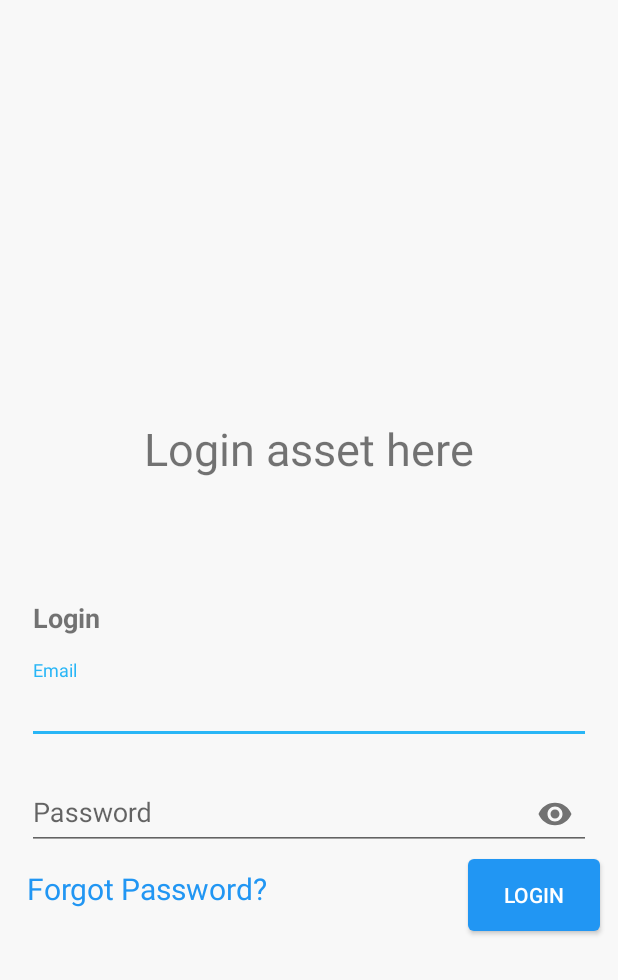
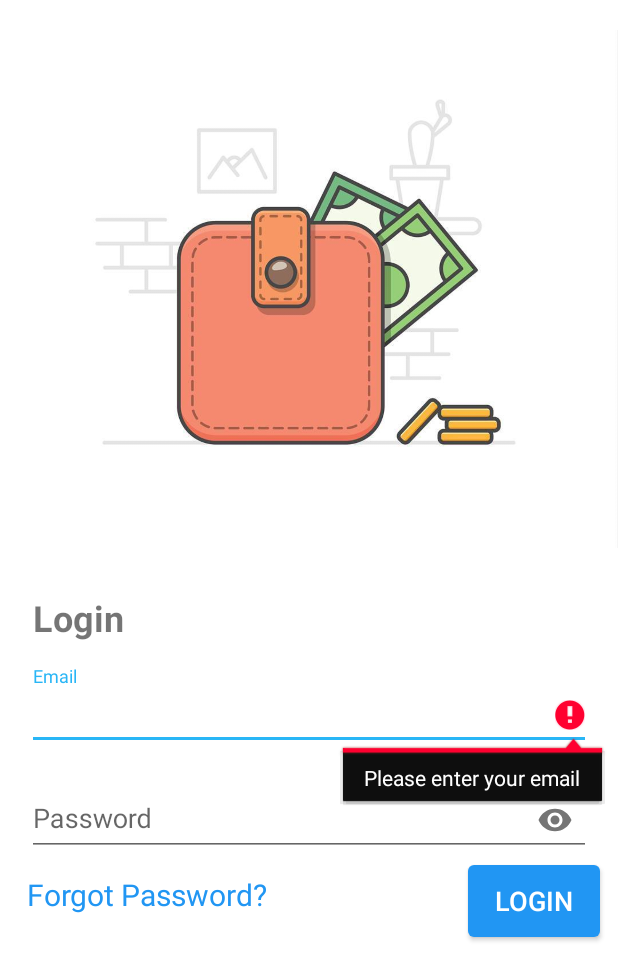
Before and after one commit to siesgst-tech/eventID-app, an Android app: the Login screen opened directly, with no data from a screen before it, after a tap on "LOGIN", on a phone screen of 412 x 824 dp. Shown: the top 980 px of the screen. Run offline under Robolectric (Android 15) with nearby library versions, the phone set to English and light mode, and no system bars.

Commit message:
[design]: forgot password

```diff
--- a/app/src/main/java/com/example/event/Login.java
+++ b/app/src/main/java/com/example/event/Login.java
@@ -1,18 +1,23 @@
 package com.example.event;
 
 import android.os.Bundle;
+import android.support.design.widget.Snackbar;
 import android.support.v7.app.AppCompatActivity;
 import android.util.Log;
 import android.view.View;
 import android.widget.Button;
 import android.widget.EditText;
+import android.widget.RelativeLayout;
+import android.widget.TextView;
 
 public class Login extends AppCompatActivity
 {
 	private static final String TAG = Login.class.getSimpleName();
 	EditText email, password;
 	Button login;
+	TextView forgot;
 	String email_entered, password_entered;
+	RelativeLayout login_layout, forgot_layout;
 
 	@Override
 	protected void onCreate(Bundle savedInstanceState)
@@ -22,6 +27,9 @@ public class Login extends AppCompatActivity
 		email = (EditText) findViewById(R.id.email);
 		password = (EditText) findViewById(R.id.password);
 		login = (Button) findViewById(R.id.login_btn);
+		forgot = (TextView) findViewById(R.id.forgot_textView);
+		login_layout = (RelativeLayout) findViewById(R.id.login_layout);
+		forgot_layout = (RelativeLayout) findViewById(R.id.forgot_layout);
 		login.setOnClickListener(new View.OnClickListener()
 		{
 			@Override
@@ -29,11 +37,29 @@ public class Login extends AppCompatActivity
 			{
 				email_entered = email.getText().toString();
 				password_entered = password.getText().toString();
+				if (email_entered.length() == 0)
+				{
+					email.setError("Please enter your email");
+				}
+				else if (password_entered.length() == 0)
+				{
+					Snackbar.make(findViewById(R.id.activity_login), "Please enter your password.", Snackbar.LENGTH_SHORT).show();
+				}
 				Log.v(TAG, "email: " + email_entered);
 				Log.v(TAG, "password: " + password_entered);
 				email.setText("");
 				password.setText("");
 			}
 		});
+		forgot.setOnClickListener(new View.OnClickListener()
+		{
+			@Override
+			public void onClick(View view)
+			{
+				login_layout.setVisibility(View.GONE);
+				forgot_layout.setVisibility(View.VISIBLE);
+			}
+		});
 	}
+
 }
--- a/app/src/main/java/com/example/event/Splash.java
+++ b/app/src/main/java/com/example/event/Splash.java
@@ -5,6 +5,7 @@ import android.graphics.Typeface;
 import android.os.Bundle;
 import android.os.Handler;
 import android.support.v7.app.AppCompatActivity;
+import android.view.View;
 import android.widget.TextView;
 
 public class Splash extends AppCompatActivity
@@ -20,6 +21,9 @@ public class Splash extends AppCompatActivity
 		TextView splash = (TextView) findViewById(R.id.splash_txt);
 		Typeface typeface = Typeface.createFromAsset(getAssets(),"fonts/OpenSans-Light.ttf");
 		splash.setTypeface(typeface);
+		View decorView = getWindow().getDecorView();
+		int visibility = View.SYSTEM_UI_FLAG_HIDE_NAVIGATION;
+		decorView.setSystemUiVisibility(visibility);
 		new Handler().postDelayed(new Runnable() {
 			@Override
 			public void run()
--- a/app/src/main/res/layout/activity_login.xml
+++ b/app/src/main/res/layout/activity_login.xml
@@ -1,13 +1,19 @@
 <?xml version="1.0" encoding="utf-8"?>
 <RelativeLayout
  xmlns:android = "http://schemas.android.com/apk/res/android"
+ xmlns:app = "http://schemas.android.com/apk/res-auto"
  xmlns:tools = "http://schemas.android.com/tools"
+ android:id = "@+id/activity_login"
  android:layout_width = "match_parent"
  android:layout_height = "match_parent"
- xmlns:app = "http://schemas.android.com/apk/res-auto"
- android:background = "#f8f8f8"
+ android:background = "#ffffff"
  tools:context = "com.example.event.Login" >
 
+	<RelativeLayout
+	 android:id = "@+id/login_layout"
+	 android:layout_width = "match_parent"
+	 android:layout_height = "match_parent"
+	 android:visibility = "visible" >
 
 		<TextView
 		 android:id = "@+id/login_txt"
@@ -19,18 +25,19 @@
 		 android:layout_marginRight = "12dp"
 		 android:padding = "10dp"
 		 android:text = "Login"
-	 android:textSize = "18sp"
+		 android:textSize = "24sp"
 		 android:textStyle = "bold" />
 
-	<TextView
+	<ImageView
+	 android:id = "@+id/login_asset"
 	 android:layout_width = "wrap_content"
 	 android:layout_height = "wrap_content"
 	 android:layout_above = "@id/login_txt"
 	 android:layout_centerHorizontal = "true"
-	 android:layout_marginBottom = "40dp"
-	 android:padding = "30dp"
-	 android:text = "Login asset here"
-	 android:textSize = "30sp" />
+	 android:layout_marginBottom = "20dp"
+	 android:layout_marginTop = "20dp"
+	 android:scaleType = "centerCrop"
+	 android:src = "@drawable/login_hero" />
 
 	<android.support.design.widget.TextInputLayout
 	 android:id = "@+id/email_til"
@@ -51,17 +58,15 @@
 
 	</android.support.design.widget.TextInputLayout >
 
-
-
 	<android.support.design.widget.TextInputLayout
 	 android:id = "@+id/password_til"
 	 android:layout_width = "match_parent"
 	 android:layout_height = "wrap_content"
 	 android:layout_below = "@id/email_til"
-	 app:passwordToggleEnabled="true"
 	 android:layout_marginLeft = "12dp"
 	 android:layout_marginRight = "12dp"
-	 android:padding = "6dp" >
+	 android:padding = "6dp"
+	 app:passwordToggleEnabled = "true" >
 
 		<EditText
 		 android:id = "@+id/password"
@@ -82,10 +87,11 @@
 	 android:layout_marginLeft = "12dp"
 	 android:background = "@drawable/login_button"
 	 android:text = "Login"
-	 android:textColor = "@android:color/white" />
+	 android:textColor = "@android:color/white"
+	 android:textSize = "18sp" />
 
 	<TextView
-	 android:id = "@+id/textView"
+	 android:id = "@+id/forgot_textView"
 	 android:layout_width = "wrap_content"
 	 android:layout_height = "wrap_content"
 	 android:layout_alignParentLeft = "true"
@@ -99,3 +105,65 @@
 	 android:textSize = "20sp" />
 
 	</RelativeLayout >
+
+	<RelativeLayout
+	 android:id = "@+id/forgot_layout"
+	 android:layout_width = "match_parent"
+	 android:layout_height = "match_parent"
+	 android:visibility = "gone" >
+
+		<TextView
+		 android:id = "@+id/forgot_your_password"
+		 android:layout_width = "match_parent"
+		 android:layout_height = "wrap_content"
+		 android:layout_centerInParent = "true"
+		 android:padding = "8dp"
+		 android:text = "Forgot your Password?"
+		 android:textAlignment = "center"
+		 android:textSize = "24sp"
+		 android:textStyle = "bold" />
+
+		<TextView
+		 android:id = "@+id/forgot_msg"
+		 android:layout_width = "wrap_content"
+		 android:layout_height = "wrap_content"
+		 android:layout_below = "@id/forgot_your_password"
+		 android:padding = "8dp"
+		 android:textAlignment="center"
+		 android:text = "@string/forgot_password_msg"
+		 android:textSize = "18sp" />
+
+		<android.support.design.widget.TextInputLayout
+		 android:id = "@+id/email_til_forgot"
+		 android:layout_width = "match_parent"
+		 android:layout_height = "wrap_content"
+		 android:layout_below = "@id/forgot_msg"
+		 android:layout_marginLeft = "12dp"
+		 android:layout_marginRight = "12dp"
+		 android:padding = "6dp" >
+
+		<EditText
+		 android:id = "@+id/email_forgot"
+		 android:layout_width = "match_parent"
+		 android:layout_height = "wrap_content"
+		 android:ems = "10"
+		 android:hint = "Email"
+		 android:inputType = "textEmailAddress" />
+
+	</android.support.design.widget.TextInputLayout >
+
+		<Button
+		 android:id = "@+id/submit_forgot"
+		 android:layout_width = "wrap_content"
+		 android:layout_height = "wrap_content"
+		 android:layout_alignParentEnd = "true"
+		 android:layout_below = "@id/email_til_forgot"
+		 android:layout_marginEnd = "12dp"
+		 android:background = "@drawable/login_button"
+		 android:text = "Submit"
+		 android:textColor = "@android:color/white"
+		 android:textSize = "18sp" />
+
+	</RelativeLayout >
+
+</RelativeLayout >
--- a/app/src/main/res/values/strings.xml
+++ b/app/src/main/res/values/strings.xml
@@ -1,3 +1,4 @@
 <resources >
     <string name = "app_name" >Event</string >
+    <string name="forgot_password_msg">Enter your email address to reset your password.You may need to check your spam folder or unblock no-reply@aviato.tk</string>
 </resources >
```
Also changed, not shown: app/src/main/assets/fonts/roboto/Roboto-Black.ttf (added), app/src/main/assets/fonts/roboto/Roboto-BlackItalic.ttf (added), app/src/main/assets/fonts/roboto/Roboto-Bold.ttf (added), app/src/main/assets/fonts/roboto/Roboto-BoldItalic.ttf (added), app/src/main/assets/fonts/roboto/Roboto-Italic.ttf (added), app/src/main/assets/fonts/roboto/Roboto-Light.ttf (added), app/src/main/assets/fonts/roboto/Roboto-LightItalic.ttf (added), app/src/main/assets/fonts/roboto/Roboto-Medium.ttf (added), app/src/main/assets/fonts/roboto/Roboto-MediumItalic.ttf (added), app/src/main/assets/fonts/roboto/Roboto-Regular.ttf (added), app/src/main/assets/fonts/roboto/Roboto-Thin.ttf (added), app/src/main/assets/fonts/roboto/Roboto-ThinItalic.ttf (added), app/src/main/res/drawable/login_hero.jpg (added). Lines whose indentation alone changed are shown as unchanged.
